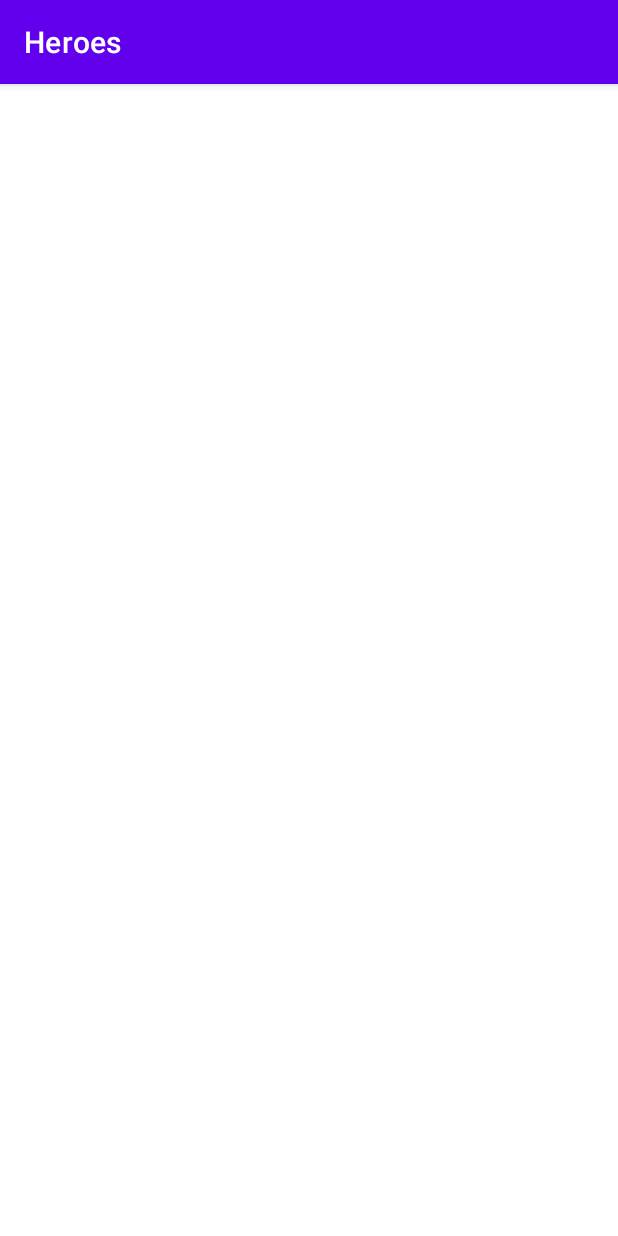
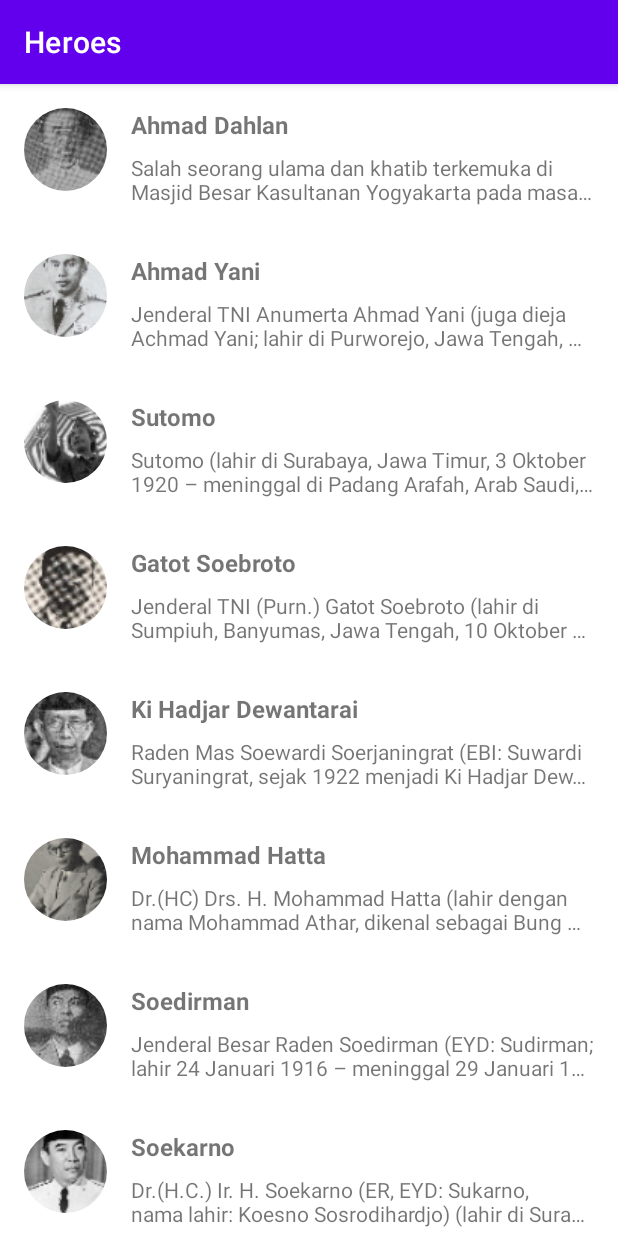
Before and after one commit to gonexwind/heroes_kotlin, an Android app: the screen it shows after launch (MainActivity), on a phone screen of 412 x 824 dp. Run offline under Robolectric (Android 15) with nearby library versions, the phone set to English and light mode, and no system bars; our stand-ins replace CircleImageView.

Commit message:
recycler list

```diff
--- a/app/build.gradle
+++ b/app/build.gradle
@@ -44,7 +44,8 @@ dependencies {
     implementation 'androidx.recyclerview:recyclerview:1.1.0'
     implementation 'androidx.cardview:cardview:1.0.0'
     implementation 'de.hdodenhof:circleimageview:3.1.0'
-    implementation 'com.github.bumptech.glide:glide:4.11.0'
+    implementation 'com.github.bumptech.glide:glide:4.12.0'
+
 
     testImplementation 'junit:junit:4.+'
     androidTestImplementation 'androidx.test.ext:junit:1.1.3'
--- /dev/null
+++ b/app/src/main/java/com/fikkyardianto/herokotlin/HeroesData.kt
@@ -0,0 +1,55 @@
+package com.fikkyardianto.herokotlin
+
+object HeroesData {
+    private val heroNames = arrayOf(
+        "Ahmad Dahlan",
+        "Ahmad Yani",
+        "Sutomo",
+        "Gatot Soebroto",
+        "Ki Hadjar Dewantarai",
+        "Mohammad Hatta",
+        "Soedirman",
+        "Soekarno",
+        "Soepomo",
+        "Tan Malaka"
+    )
+
+    private val heroDetail = arrayOf(
+        "Salah seorang ulama dan khatib terkemuka di Masjid Besar Kasultanan Yogyakarta pada masa itu, dan ibu dari K.H. Ahmad Dahlan adalah puteri dari H. Ibrahim yang juga menjabat penghulu Kesultanan Ngayogyakarta Hadiningrat pada masa itu. KH. Ahmad Dahlan telah mempelopori kebangkitan ummat Islam untuk menyadari nasibnya sebagai bangsa terjajah yang masih harus belajar dan berbuat.",
+        "Jenderal TNI Anumerta Ahmad Yani (juga dieja Achmad Yani; lahir di Purworejo, Jawa Tengah, 19 Juni 1922 – meninggal di Lubang Buaya, Jakarta, 1 Oktober 1965 pada umur 43 tahun) adalah komandan Tentara Nasional Indonesia Angkatan Darat, dan dibunuh oleh anggota Gerakan 30 September saat mencoba untuk menculik dia dari rumahnya.",
+        "Sutomo (lahir di Surabaya, Jawa Timur, 3 Oktober 1920 – meninggal di Padang Arafah, Arab Saudi, 7 Oktober 1981 pada umur 61 tahun) lebih dikenal dengan sapaan akrab oleh rakyat sebagai Bung Tomo, adalah pahlawan yang terkenal karena peranannya dalam membangkitkan semangat rakyat untuk melawan kembalinya penjajah Belanda melalui tentara NICA, yang berakhir dengan pertempuran 10 November 1945 yang hingga kini diperingati sebagai Hari Pahlawan.",
+        "Jenderal TNI (Purn.) Gatot Soebroto (lahir di Sumpiuh, Banyumas, Jawa Tengah, 10 Oktober 1907 – meninggal di Jakarta, 11 Juni 1962 pada umur 54 tahun) adalah tokoh perjuangan militer Indonesia dalam merebut kemerdekaan dan juga pahlawan nasional Indonesia. Ia dimakamkan di Ungaran, kabupaten Semarang.",
+        "Raden Mas Soewardi Soerjaningrat (EBI: Suwardi Suryaningrat, sejak 1922 menjadi Ki Hadjar Dewantara, EBI: Ki Hajar Dewantara, beberapa menuliskan bunyi bahasa Jawanya dengan Ki Hajar Dewantoro; lahir di Pakualaman, 2 Mei 1889 – meninggal di Yogyakarta, 26 April 1959 pada umur 69 tahun; selanjutnya disingkat sebagai \"Soewardi\" atau \"KHD\") adalah aktivis pergerakan kemerdekaan Indonesia, kolumnis, politisi, dan pelopor pendidikan bagi kaum pribumi Indonesia dari zaman penjajahan Belanda. Ia adalah pendiri Perguruan Taman Siswa, suatu lembaga pendidikan yang memberikan kesempatan bagi para pribumi untuk bisa memperoleh hak pendidikan seperti halnya para priyayi maupun orang-orang Belanda.",
+        "Dr.(HC) Drs. H. Mohammad Hatta (lahir dengan nama Mohammad Athar, dikenal sebagai Bung Hatta; lahir di Fort de Kock (sekarang Bukittinggi, Sumatera Barat), Hindia Belanda, 12 Agustus 1902 – meninggal di Jakarta, 14 Maret 1980 pada umur 77 tahun) adalah tokoh pejuang, negarawan, ekonom, dan juga Wakil Presiden Indonesia yang pertama. Ia bersama Soekarno memainkan peranan penting untuk memerdekakan bangsa Indonesia dari penjajahan Belanda sekaligus memproklamirkannya pada 17 Agustus 1945. Ia juga pernah menjabat sebagai Perdana Menteri dalam Kabinet Hatta I, Hatta II, dan RIS. Ia mundur dari jabatan wakil presiden pada tahun 1956, karena berselisih dengan Presiden Soekarno. Hatta juga dikenal sebagai Bapak Koperasi Indonesia.",
+        "Jenderal Besar Raden Soedirman (EYD: Sudirman; lahir 24 Januari 1916 – meninggal 29 Januari 1950 pada umur 34 tahun) adalah seorang perwira tinggi Indonesia pada masa Revolusi Nasional Indonesia. Menjadi panglima besar Tentara Nasional Indonesia pertama, ia secara luas terus dihormati di Indonesia. Terlahir dari pasangan rakyat biasa di Purbalingga, Hindia Belanda, Soedirman diadopsi oleh pamannya yang seorang priyayi. Setelah keluarganya pindah ke Cilacap pada tahun 1916, Soedirman tumbuh menjadi seorang siswa rajin; ia sangat aktif dalam kegiatan ekstrakurikuler, termasuk mengikuti program kepanduan yang dijalankan oleh organisasi Islam Muhammadiyah. Saat di sekolah menengah, Soedirman mulai menunjukkan kemampuannya dalam memimpin dan berorganisasi, dan dihormati oleh masyarakat karena ketaatannya pada Islam. Setelah berhenti kuliah keguruan, pada 1936 ia mulai bekerja sebagai seorang guru, dan kemudian menjadi kepala sekolah, di sekolah dasar Muhammadiyah; ia juga aktif dalam kegiatan Muhammadiyah lainnya dan menjadi pemimpin Kelompok Pemuda Muhammadiyah pada tahun 1937. Setelah Jepang menduduki Hindia Belanda pada 1942, Soedirman tetap mengajar. Pada tahun 1944, ia bergabung dengan tentara Pembela Tanah Air (PETA) yang disponsori Jepang, menjabat sebagai komandan batalion di Banyumas. Selama menjabat, Soedirman bersama rekannya sesama prajurit melakukan pemberontakan, namun kemudian diasingkan ke Bogor.",
+        "Dr.(H.C.) Ir. H. Soekarno (ER, EYD: Sukarno, nama lahir: Koesno Sosrodihardjo) (lahir di Surabaya, Jawa Timur, 6 Juni 1901 – meninggal di Jakarta, 21 Juni 1970 pada umur 69 tahun) adalah Presiden pertama Republik Indonesia yang menjabat pada periode 1945–1967. Ia memainkan peranan penting dalam memerdekakan bangsa Indonesia dari penjajahan Belanda. Ia adalah Proklamator Kemerdekaan Indonesia (bersama dengan Mohammad Hatta) yang terjadi pada tanggal 17 Agustus 1945. Soekarno adalah yang pertama kali mencetuskan konsep mengenai Pancasila sebagai dasar negara Indonesia dan ia sendiri yang menamainya.",
+        "Prof. Mr. Dr. Soepomo (Ejaan Soewandi: Supomo; lahir di Sukoharjo, Jawa Tengah, 22 Januari 1903 – meninggal di Jakarta, 12 September 1958 pada umur 55 tahun) adalah seorang pahlawan nasional Indonesia. Soepomo dikenal sebagai arsitek Undang-undang Dasar 1945, bersama dengan Muhammad Yamin dan Soekarno.",
+        "Tan Malaka atau Ibrahim gelar Datuk Sutan Malaka (lahir di Nagari Pandam Gadang, Suliki, Lima Puluh Kota, Sumatera Barat, 2 Juni 1897 – meninggal di Desa Selopanggung, Kediri, Jawa Timur, 21 Februari 1949 pada umur 51 tahun) adalah seorang pembela kemerdekaan Indonesia, tokoh Partai Komunis Indonesia, juga pendiri Partai Murba, dan merupakan salah satu Pahlawan Nasional Indonesia."
+    )
+
+    private val heroesImages = intArrayOf(
+        R.drawable.ahmad_dahlan,
+        R.drawable.ahmad_yani,
+        R.drawable.bung_tomo,
+        R.drawable.gatot_subroto,
+        R.drawable.ki_hadjar_dewantara,
+        R.drawable.mohammad_hatta,
+        R.drawable.sudirman,
+        R.drawable.sukarno,
+        R.drawable.supomo,
+        R.drawable.supomo,
+    )
+
+    val listData: ArrayList<Hero>
+        get() {
+            val list = arrayListOf<Hero>()
+            for (position in heroNames.indices) {
+                val hero = Hero()
+                hero.name = heroNames[position]
+                hero.detail = heroDetail[position]
+                hero.photo = heroesImages[position]
+                list.add(hero)
+            }
+            return list
+        }
+}
--- /dev/null
+++ b/app/src/main/java/com/fikkyardianto/herokotlin/ListHeroAdapter.kt
@@ -0,0 +1,42 @@
+package com.fikkyardianto.herokotlin
+
+import android.view.LayoutInflater
+import android.view.View
+import android.view.ViewGroup
+import android.widget.ImageView
+import android.widget.TextView
+import androidx.recyclerview.widget.RecyclerView
+import com.bumptech.glide.Glide
+import com.bumptech.glide.request.RequestOptions
+
+class ListHeroAdapter(private val listHero: ArrayList<Hero>) :
+    RecyclerView.Adapter<ListHeroAdapter.ListViewHolder>() {
+
+
+    override fun onCreateViewHolder(parent: ViewGroup, viewType: Int): ListViewHolder {
+        val view: View =
+            LayoutInflater.from(parent.context).inflate(R.layout.item_row_hero, parent, false)
+        return ListViewHolder(view)
+    }
+
+    override fun onBindViewHolder(holder: ListViewHolder, position: Int) {
+        val hero = listHero[position]
+
+        Glide.with(holder.itemView.context)
+            .load(hero.photo)
+            .apply(RequestOptions().override(55, 55))
+            .into(holder.imgPhoto)
+
+        holder.tvName.text = hero.name
+        holder.tvDetail.text = hero.detail
+    }
+
+    override fun getItemCount(): Int = listHero.size
+
+    inner class ListViewHolder(itemView: View) : RecyclerView.ViewHolder(itemView) {
+        var tvName: TextView = itemView.findViewById(R.id.tv_item_name)
+        var tvDetail: TextView = itemView.findViewById(R.id.tv_item_detail)
+        var imgPhoto: ImageView = itemView.findViewById(R.id.img_item_photo)
+    }
+
+}
--- a/app/src/main/java/com/fikkyardianto/herokotlin/MainActivity.kt
+++ b/app/src/main/java/com/fikkyardianto/herokotlin/MainActivity.kt
@@ -2,10 +2,27 @@ package com.fikkyardianto.herokotlin
 
 import androidx.appcompat.app.AppCompatActivity
 import android.os.Bundle
+import androidx.recyclerview.widget.LinearLayoutManager
+import androidx.recyclerview.widget.RecyclerView
 
 class MainActivity : AppCompatActivity() {
+    private lateinit var rvHeroes: RecyclerView
+    private var list: ArrayList<Hero> = arrayListOf()
+
     override fun onCreate(savedInstanceState: Bundle?) {
         super.onCreate(savedInstanceState)
         setContentView(R.layout.activity_main)
+
+        rvHeroes = findViewById(R.id.rv_heroes)
+        rvHeroes.setHasFixedSize(true)
+
+        list.addAll(HeroesData.listData)
+        showRecyclerList()
+    }
+
+    private fun showRecyclerList() {
+        rvHeroes.layoutManager = LinearLayoutManager(this)
+        val listHeroAdapter = ListHeroAdapter(list)
+        rvHeroes.adapter = listHeroAdapter
     }
 }
```
Also changed, not shown: app/src/main/res/drawable/ahmad_dahlan.png (added), app/src/main/res/drawable/ahmad_yani.png (added), app/src/main/res/drawable/bung_tomo.png (added), app/src/main/res/drawable/gatot_subroto.png (added), app/src/main/res/drawable/ki_hadjar_dewantara.png (added), app/src/main/res/drawable/mohammad_hatta.png (added), app/src/main/res/drawable/sudirman.png (added), app/src/main/res/drawable/sukarno.png (added), app/src/main/res/drawable/supomo.png (added), app/src/main/res/drawable/tan_malaka.png (added).
